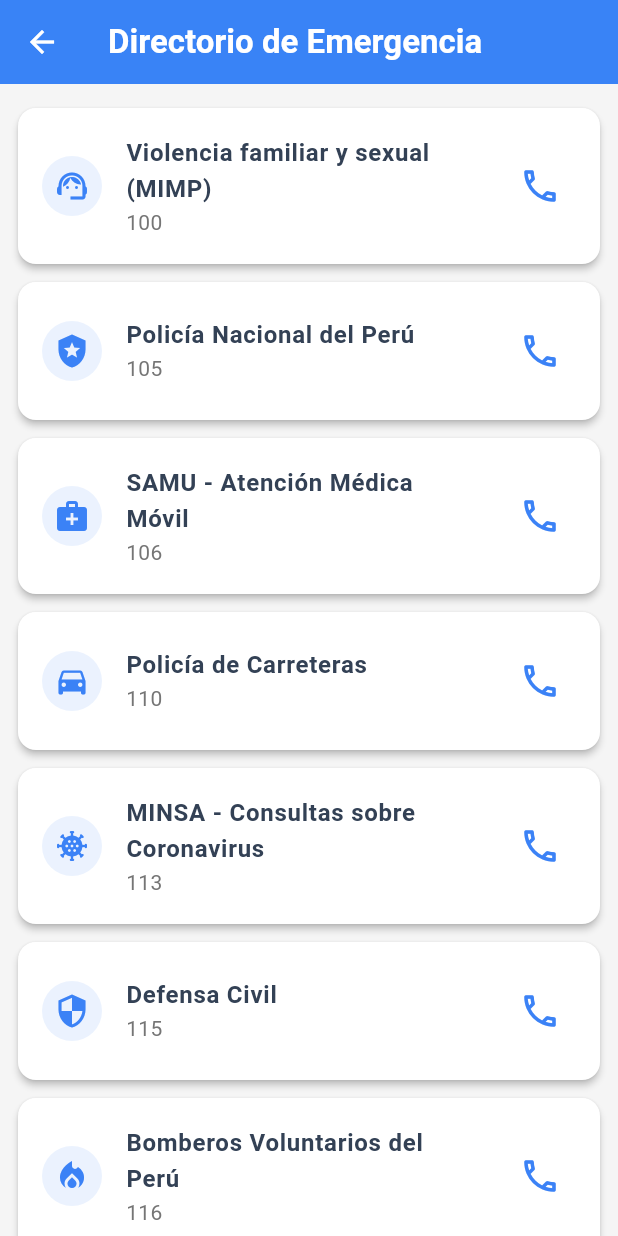
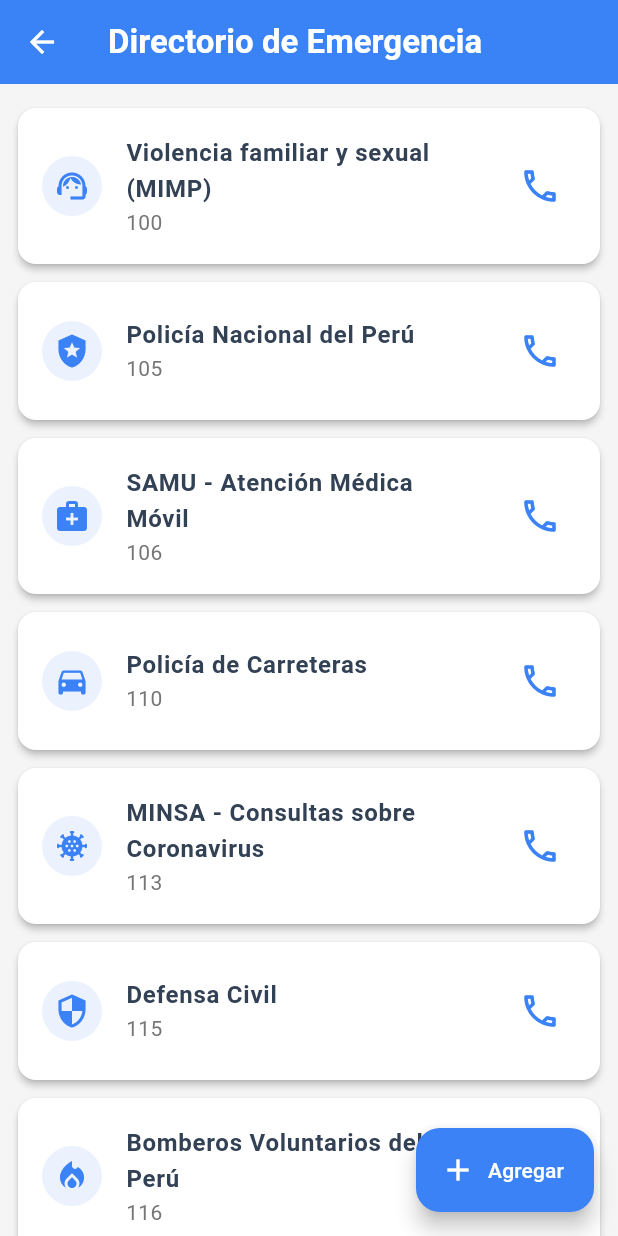
Before and after one commit to Teamggez/moviles2Proyecto, a Flutter app: the EmergencyDirectoryScreen screen opened directly, on a phone screen of 412 x 824 dp. Run offline on Flutter 3.47's test engine with Material 3 defaults, Android fonts, the phone set to English and light mode, and no system bars; our stand-ins replace cloud_firestore, firebase_core, google_maps_flutter; accounts and stored records are empty; Roboto replaces fonts that are missing (Poppins).

Commit message:
funcion agregar (contactos)

```diff
--- a/lib/screens/pantallaEmergencia.dart
+++ b/lib/screens/pantallaEmergencia.dart
@@ -4,11 +4,20 @@
 import '../services/servicioEmergencia.dart';
 import 'package:url_launcher/url_launcher.dart';
 
-class EmergencyDirectoryScreen extends StatelessWidget {
+class EmergencyDirectoryScreen extends StatefulWidget {
   const EmergencyDirectoryScreen({super.key});
 
+  @override
+  State<EmergencyDirectoryScreen> createState() =>
+      _EmergencyDirectoryScreenState();
+}
+
+class _EmergencyDirectoryScreenState extends State<EmergencyDirectoryScreen> {
+  final EmergencyService emergencyService = EmergencyService();
+
   void _makeCall(String phoneNumber, BuildContext context) async {
-    final String sanitizedPhoneNumber = phoneNumber.replaceAll(RegExp(r'[()\s]'), '');
+    final String sanitizedPhoneNumber =
+        phoneNumber.replaceAll(RegExp(r'[()\s]'), '');
     final Uri callUri = Uri(scheme: 'tel', path: sanitizedPhoneNumber);
     try {
       if (await canLaunchUrl(callUri)) {
@@ -37,10 +46,69 @@
     }
   }
 
+  Future<void> _showAddContactDialog(BuildContext context) async {
+    final nameController = TextEditingController();
+    final phoneController = TextEditingController();
+
+    return showDialog<void>(
+      context: context,
+      builder: (context) {
+        return AlertDialog(
+          title: const Text('Agregar Contacto'),
+          content: Column(
+            mainAxisSize: MainAxisSize.min,
+            children: [
+              TextField(
+                controller: nameController,
+                decoration: const InputDecoration(labelText: 'Nombre'),
+              ),
+              TextField(
+                controller: phoneController,
+                decoration: const InputDecoration(labelText: 'Teléfono'),
+              ),
+            ],
+          ),
+          actions: [
+            TextButton(
+              onPressed: Navigator.of(context).pop,
+              child: const Text('Cancelar'),
+            ),
+            TextButton(
+              onPressed: () {
+                final name = nameController.text.trim();
+                final phone = phoneController.text.trim();
+                if (name.isNotEmpty && phone.isNotEmpty) {
+                  emergencyService.addEmergencyContact(
+                    name: name,
+                    phone: phone,
+                    icon: Icons.person_add_alt_1,
+                    isPersonal: true,
+                  );
+
+                  if (context.mounted) {
+                    setState(() {}); // Recargar UI
+                    ScaffoldMessenger.of(context).showSnackBar(
+                      SnackBar(
+                        content: Text('$name agregado correctamente'),
+                        backgroundColor: Colors.green,
+                      ),
+                    );
+                    Navigator.of(context).pop(); // Cerrar diálogo
+                  }
+                }
+              },
+              child: const Text('Agregar'),
+            )
+          ],
+        );
+      },
+    );
+  }
+
   @override
   Widget build(BuildContext context) {
     final theme = Theme.of(context);
-    final contacts = EmergencyService.getEmergencyContacts();
+    final contacts = emergencyService.getEmergencyContacts();
 
     return Scaffold(
       appBar: AppBar(
@@ -48,8 +116,8 @@
           'Directorio de Emergencia',
           style: TextStyle(
             color: Colors.white,
-                 fontWeight: FontWeight.bold
-             )
+            fontWeight: FontWeight.bold,
+          ),
         ),
         backgroundColor: theme.primaryColor,
         iconTheme: const IconThemeData(color: Colors.white),
@@ -61,11 +129,12 @@
         itemCount: contacts.length,
         itemBuilder: (context, index) {
           final contact = contacts[index];
-          final IconData iconData = contact['icon'] as IconData? ?? Icons.contact_phone;
+          final IconData iconData =
+              contact['icon'] as IconData? ?? Icons.contact_phone;
 
           return Card(
             elevation: 2.0,
-            margin: EdgeInsets.zero, // Margin is handled by separator padding or bottom margin of Card
+            margin: EdgeInsets.zero,
             shape: RoundedRectangleBorder(
               borderRadius: BorderRadius.circular(12.0),
             ),
@@ -102,12 +171,12 @@
                 tooltip: 'Llamar a ${contact['name']}',
                 onPressed: () => _makeCall(contact['phone']!, context),
               ),
-              contentPadding: const EdgeInsets.symmetric(vertical: 10.0, horizontal: 16.0),
+              contentPadding:
+                  const EdgeInsets.symmetric(vertical: 10.0, horizontal: 16.0),
             ),
           );
         },
         separatorBuilder: (context, index) {
-          // Check if the *next* item is personal and the current one is not
           bool nextIsPersonal = false;
           if (index + 1 < contacts.length) {
             nextIsPersonal = contacts[index + 1]['isPersonal'] == true;
@@ -115,21 +184,25 @@
           bool currentIsPersonal = contacts[index]['isPersonal'] == true;
 
           if (!currentIsPersonal && nextIsPersonal) {
-            // Add a Divider with padding before the personal contact section
             return const Padding(
-              padding: EdgeInsets.symmetric(vertical: 16.0, horizontal: 16.0), // Padding around divider
+              padding: EdgeInsets.symmetric(vertical: 16.0, horizontal: 16.0),
               child: Divider(
                 height: 1,
                 thickness: 1,
-                color: Colors.black26, // Slightly visible divider color
+                color: Colors.black26,
               ),
             );
           } else {
-            // Standard vertical space between cards
             return const SizedBox(height: 12.0);
           }
         },
       ),
+      floatingActionButton: FloatingActionButton.extended(
+        onPressed: () => _showAddContactDialog(context),
+        label: const Text('Agregar'),
+        icon: const Icon(Icons.add),
+        backgroundColor: theme.primaryColor,
+      ),
     );
   }
 }
--- a/lib/services/servicioEmergencia.dart
+++ b/lib/services/servicioEmergencia.dart
@@ -3,13 +3,17 @@
 import 'package:flutter/material.dart';
 
 class EmergencyService {
-  static List<Map<String, dynamic>> getEmergencyContacts() {
-    return [
+  // Singleton pattern
+  static final EmergencyService _instance = EmergencyService._internal();
+  factory EmergencyService() => _instance;
+  EmergencyService._internal();
+
+  final List<Map<String, dynamic>> _emergencyContacts = [
     {
       'name': 'Violencia familiar y sexual (MIMP)',
       'phone': '100',
       'icon': Icons.support_agent,
-        'isPersonal': false // Flag to distinguish
+      'isPersonal': false
     },
     {
       'name': 'Policía Nacional del Perú',
@@ -75,8 +79,26 @@
       'name': 'Ricardo (Contacto Personal)',
       'phone': '961256178',
       'icon': Icons.person,
-        'isPersonal': true // Flag to identify personal contact
+      'isPersonal': true
     },
   ];
+
+  List<Map<String, dynamic>> getEmergencyContacts() {
+    return List.from(
+        _emergencyContacts); // Retorna copia para evitar modificaciones externas
+  }
+
+  void addEmergencyContact({
+    required String name,
+    required String phone,
+    IconData? icon,
+    bool isPersonal = true,
+  }) {
+    _emergencyContacts.add({
+      'name': name,
+      'phone': phone,
+      'icon': icon ?? Icons.person,
+      'isPersonal': isPersonal,
+    });
   }
 }
```
Also changed, not shown: lib/widgets/LeyendaMapa.dart (+17 -12 lines), 125 other files. Lines whose indentation alone changed are shown as unchanged.
